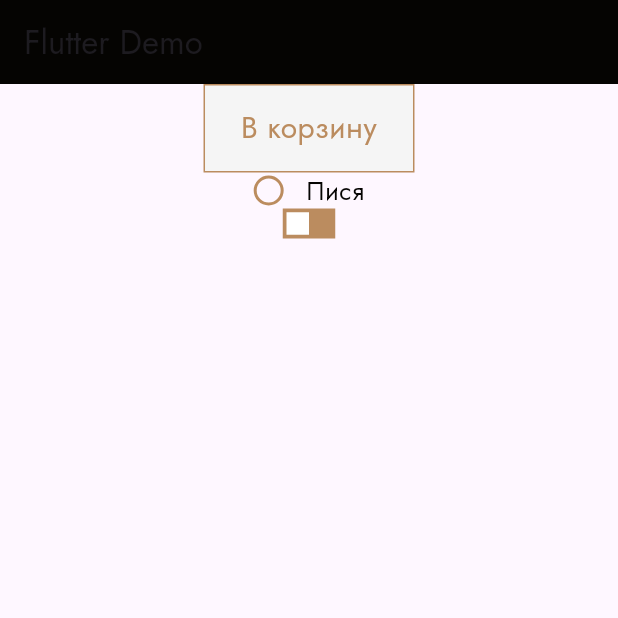
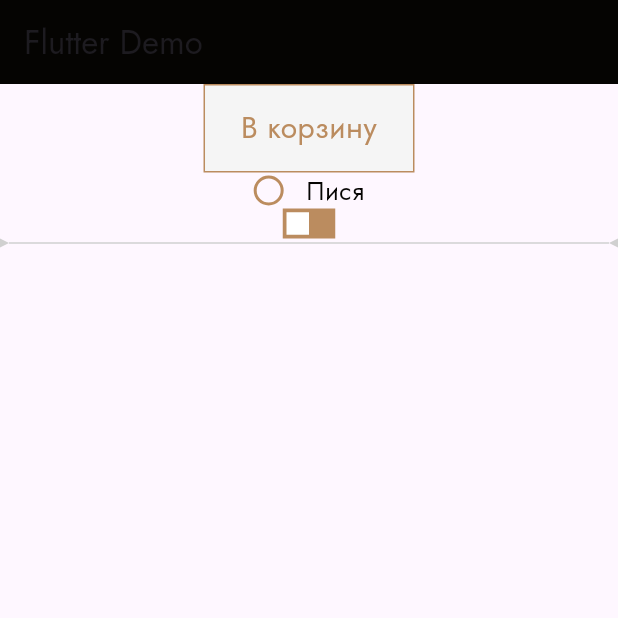
Before and after one commit to vladwebdev1402/tattoo_flutter, a Flutter app: the screen it shows after launch, after a tap on "Пися", on a phone screen of 412 x 824 dp, the top half of it. Run offline on Flutter 3.47's test engine with Material 3 defaults, Android fonts, the phone set to English and light mode, and no system bars.

Commit message:
add custom divider

```diff
--- a/lib/main.dart
+++ b/lib/main.dart
@@ -1,6 +1,7 @@
 import 'package:flutter/material.dart';
 import 'package:tattoo_flutter/shared/lib/colors.dart';
 import 'package:tattoo_flutter/shared/ui/button/button.dart';
+import 'package:tattoo_flutter/shared/ui/divider/triangle_divider.dart';
 import 'package:tattoo_flutter/shared/ui/radio_button/radio_button.dart';
 import 'package:tattoo_flutter/shared/ui/switch_button/switch_button.dart';
 
@@ -26,7 +27,8 @@ void main() => runApp(MaterialApp(
                 },
               ),
               RadioButton(label: "Пися", onChanged: () => {}, isActive: false),
-              SwitchButton(isActive: false, onChanged: () {})
+              SwitchButton(isActive: false, onChanged: () {}),
+              const TriangleDivider()
             ],
           ),
         ),
--- a/lib/shared/lib/colors.dart
+++ b/lib/shared/lib/colors.dart
@@ -2,6 +2,7 @@ class ProjectColors {
   static const int orange = 0xFFBB8C5F;
   static const int darkOrange = 0xFF524336;
   static const int gray = 0xFF3E424B;
+  static const int grayLight = 0xFFD0D0D0;
   static const int dark = 0xFF050402;
   static const int light = 0xFFF5F5F5;
   static const int white = 0xFFFFFFFF;
--- /dev/null
+++ b/lib/shared/ui/divider/triangle_divider.dart
@@ -0,0 +1,75 @@
+import 'package:flutter/material.dart';
+import 'package:tattoo_flutter/shared/lib/colors.dart';
+
+class TriangleDivider extends StatelessWidget {
+  final double triangleSize;
+
+  const TriangleDivider({
+    super.key,
+    this.triangleSize = 6.0,
+  });
+
+  @override
+  Widget build(BuildContext context) {
+    return Row(
+      mainAxisAlignment: MainAxisAlignment.center,
+      children: [
+        // Левый треугольник, направленный вправо
+        CustomPaint(
+          size: Size(triangleSize, triangleSize),
+          painter: EquilateralTrianglePainter(
+              color: const Color(ProjectColors.grayLight), pointingRight: true),
+        ),
+        // Центральная линия
+        Expanded(
+          child: Container(
+            height: 1.0,
+            color: const Color(ProjectColors.grayLight),
+          ),
+        ),
+        // Правый треугольник, направленный влево
+        CustomPaint(
+          size: Size(triangleSize, triangleSize),
+          painter: EquilateralTrianglePainter(
+              color: const Color(ProjectColors.grayLight),
+              pointingRight: false),
+        ),
+      ],
+    );
+  }
+}
+
+class EquilateralTrianglePainter extends CustomPainter {
+  final Color color;
+  final bool pointingRight;
+
+  EquilateralTrianglePainter(
+      {required this.color, required this.pointingRight});
+
+  @override
+  void paint(Canvas canvas, Size size) {
+    Paint paint = Paint()
+      ..color = color
+      ..style = PaintingStyle.fill;
+
+    Path path = Path();
+    if (pointingRight) {
+      // Равносторонний треугольник, направленный вправо
+
+      path.moveTo(size.width, size.height / 2);
+      path.lineTo(0, 0);
+      path.lineTo(0, size.height);
+    } else {
+      // Равносторонний треугольник, направленный влево
+      path.moveTo(0, size.height / 2);
+      path.lineTo(size.width, 0);
+      path.lineTo(size.width, size.height);
+    }
+    path.close();
+
+    canvas.drawPath(path, paint);
+  }
+
+  @override
+  bool shouldRepaint(CustomPainter oldDelegate) => false;
+}
```
